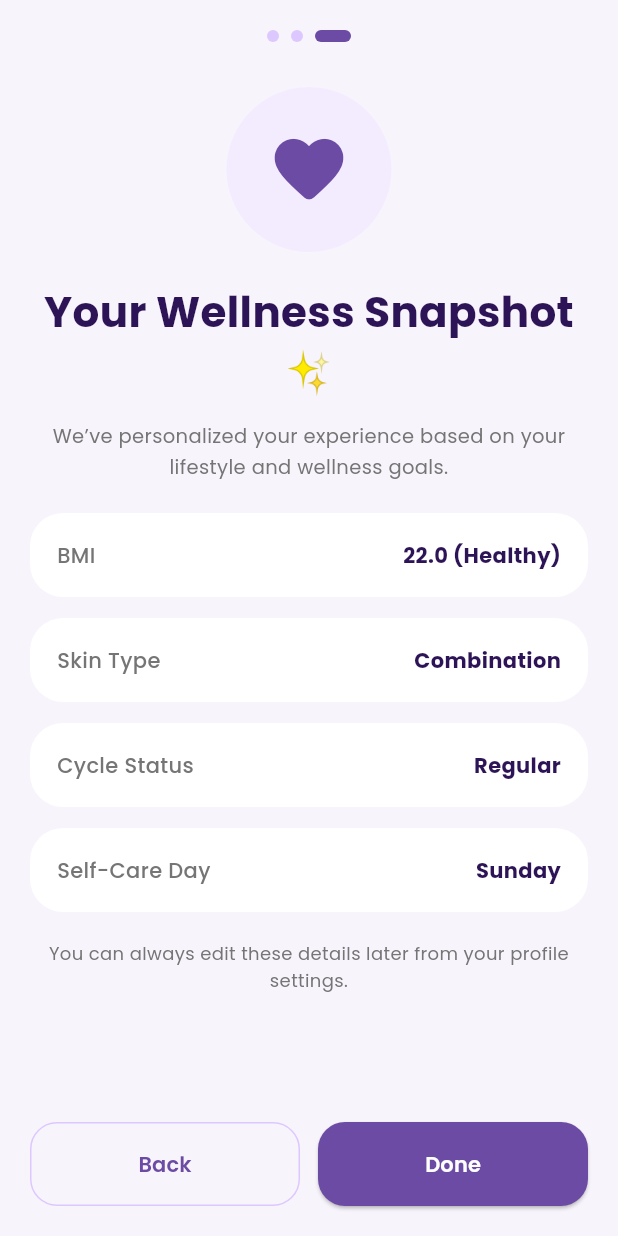
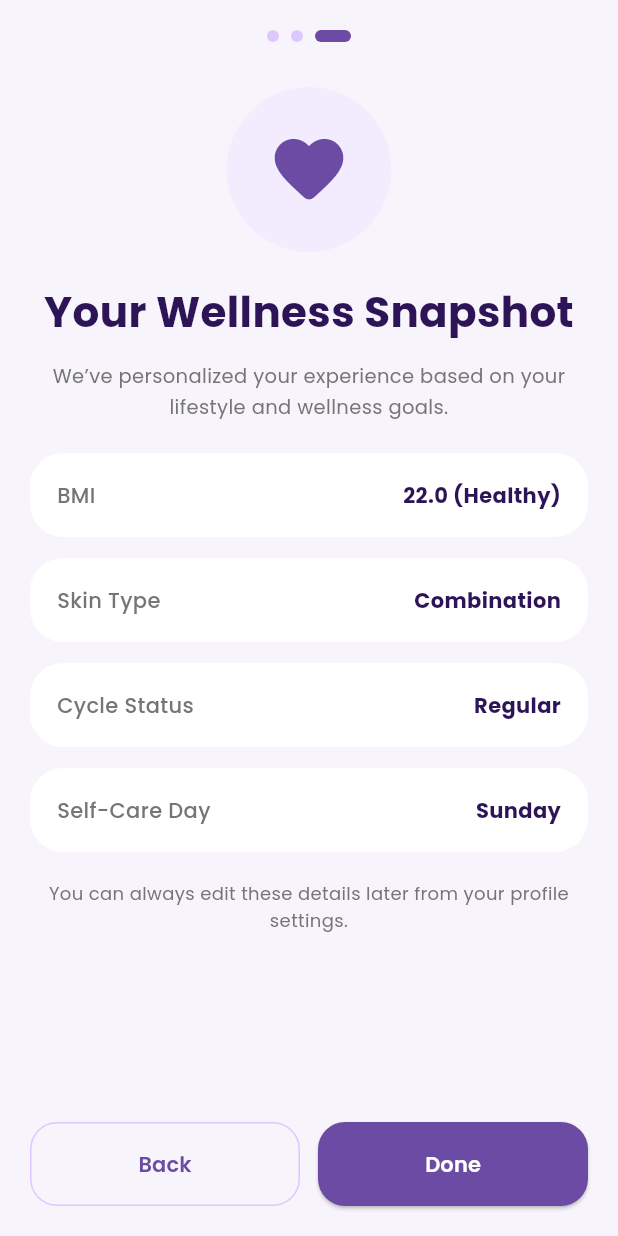
Before and after one commit to aniruddharoyarka/PCOS-App-V2, a Flutter app: the screen it shows after launch, swiped to page 3, on a phone screen of 412 x 824 dp. Run offline on Flutter 3.47's test engine with Material 3 defaults, Android fonts, the phone set to English and light mode, and no system bars; our stand-ins replace fl_chart, google_fonts, youtube_player_flutter.

Commit message:
emoji change

```diff
--- a/lib/screens/onboarding_screen.dart
+++ b/lib/screens/onboarding_screen.dart
@@ -151,7 +151,7 @@ class _OnboardingScreenState extends State<OnboardingScreen> {
           const SizedBox(height: 30),
 
           Text(
-            "Let’s personalize\nyour wellness 🌸",
+            "Let’s personalize\nyour wellness ",
             style: GoogleFonts.poppins(
               fontSize: 30,
               fontWeight: FontWeight.w700,
@@ -273,7 +273,7 @@ class _OnboardingScreenState extends State<OnboardingScreen> {
           const SizedBox(height: 50),
 
           Text(
-            "Your lifestyle 🌿",
+            "Your lifestyle ",
             style: GoogleFonts.poppins(
               fontSize: 30,
               fontWeight: FontWeight.w700,
@@ -407,7 +407,7 @@ class _OnboardingScreenState extends State<OnboardingScreen> {
                               "Your self-care day is a dedicated day each week "
                               "where we’ll encourage you to focus on wellness, "
                               "rest, emotional health, skincare, exercise, and "
-                              "healthy routines 💜",
+                              "healthy routines ",
                               style: GoogleFonts.poppins(
                                 fontSize: 13,
                                 height: 1.7,
@@ -482,7 +482,7 @@ class _OnboardingScreenState extends State<OnboardingScreen> {
           const SizedBox(height: 20),
 
           Text(
-            "Your Wellness Snapshot ✨",
+            "Your Wellness Snapshot ",
             textAlign: TextAlign.center,
             style: GoogleFonts.poppins(
               fontSize: 28,
```
